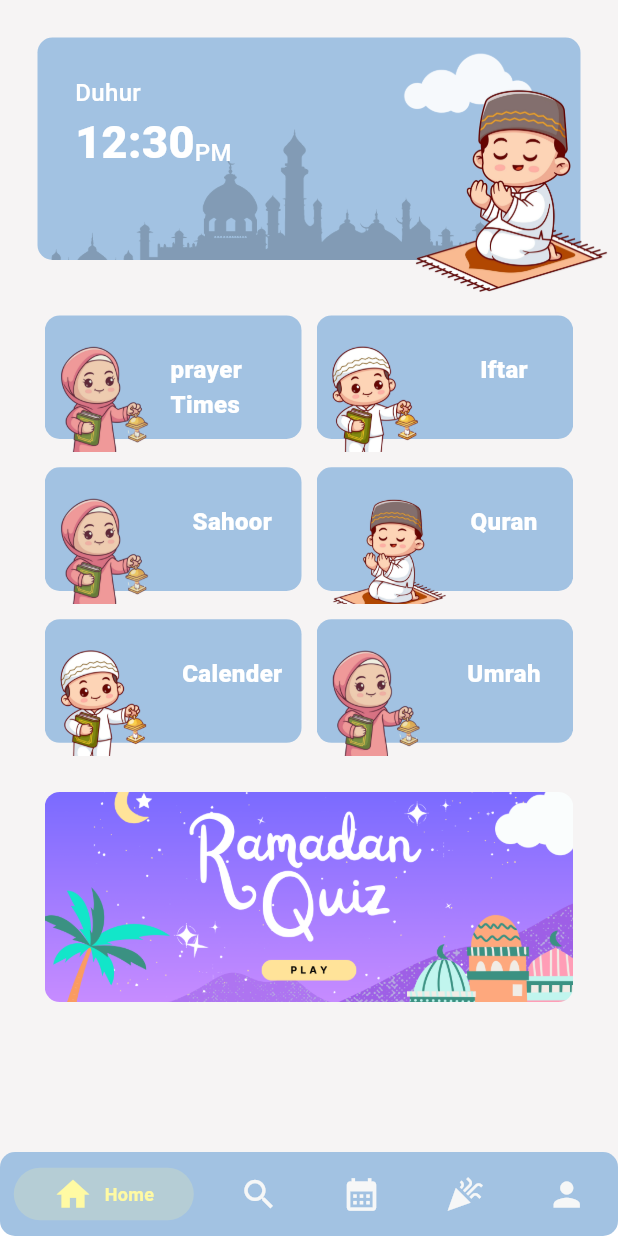
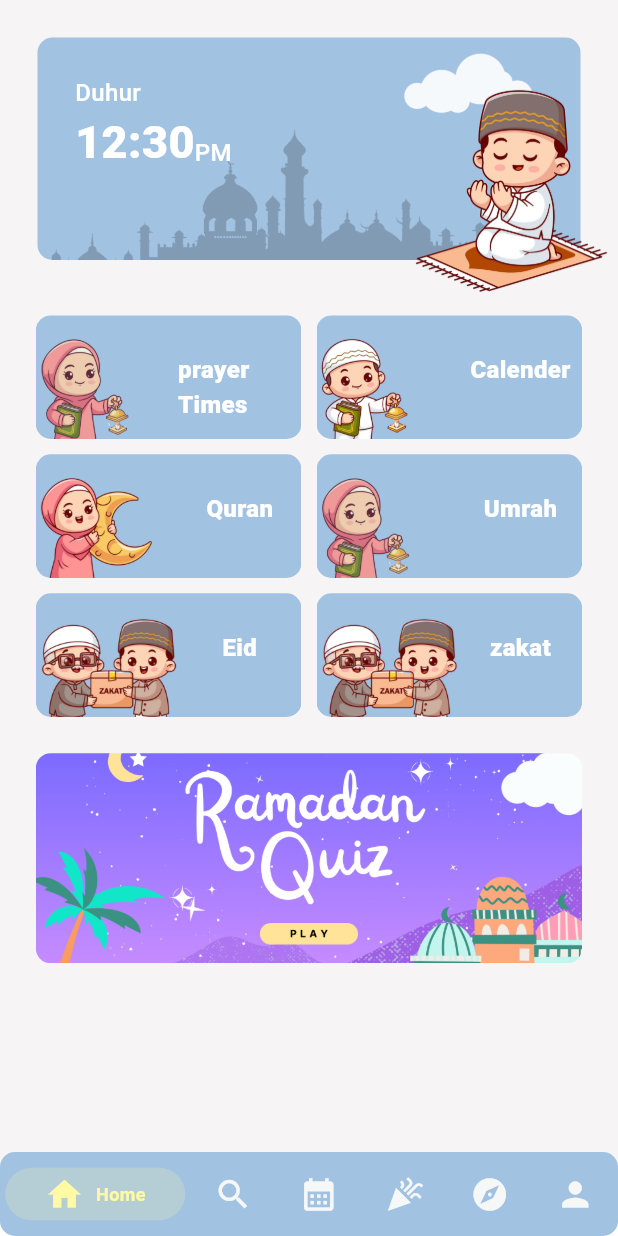
Before and after one commit to Tasneem-Zaareer/ramadan_guide_app, a Flutter app: the screen it shows after launch, after a tap on "Skip", on a phone screen of 412 x 824 dp. Run offline on Flutter 3.47's test engine with Material 3 defaults, Android fonts, the light colour scheme and no system bars; drawn by our look-alikes of persistent_bottom_nav_bar; our stand-ins replace easy_localization, flutter_screenutil; Roboto replaces fonts that are missing (SF Pro Display).

Commit message:
edit categories & nav bar

```diff
--- a/lib/core/constants/app_images.dart
+++ b/lib/core/constants/app_images.dart
@@ -23,4 +23,5 @@ class AppImages {
   static const String umrah = 'assets/images/umrah.png';
   static const String helloRamadan = 'assets/images/helloRamadan.png';
   static const String cloud = 'assets/images/cloud.png';
+  static const String zakat = 'assets/images/zakat.png';
 }
--- a/lib/features/bottom_nav_bar/bottom_nav_bar.dart
+++ b/lib/features/bottom_nav_bar/bottom_nav_bar.dart
@@ -15,6 +15,7 @@ class BottomNavBar extends StatelessWidget {
       const Center(child: Text("Search Page")),
       const Center(child: Text("Calender Page")),
       const Center(child: Text("Eid Page")),
+      const Center(child: Text("Qibla Page")),
       const Center(child: Text("Profile Page")),
     ];
   }
@@ -42,6 +43,12 @@ class BottomNavBar extends StatelessWidget {
       PersistentBottomNavBarItem(
         icon: const Icon(Icons.celebration),
         title: (tr('eid')),
+        activeColorPrimary: Theme.of(context).colorScheme.tertiary,
+        inactiveColorPrimary: Theme.of(context).colorScheme.tertiaryContainer,
+      ),
+      PersistentBottomNavBarItem(
+        icon: const Icon(Icons.explore),
+        title: (tr('qibla')),
         activeColorPrimary: Theme.of(context).colorScheme.tertiary,
         inactiveColorPrimary: Theme.of(context).colorScheme.tertiaryContainer,
       ),
--- a/lib/features/home/views/widgets/categories_gridview_widget.dart
+++ b/lib/features/home/views/widgets/categories_gridview_widget.dart
@@ -9,7 +9,9 @@ import 'category_widget.dart';
 class CategoriesGridviewWidget extends StatelessWidget {
   const CategoriesGridviewWidget({super.key});
 
-  static final List<Map<String, dynamic>> categoriesList = [
+  @override
+  Widget build(BuildContext context) {
+    final List<Map<String, dynamic>> categoriesList = [
       {
         'title': tr('prayer Times'),
         'image': AppImages.girlWithLantern,
@@ -17,28 +19,28 @@ class CategoriesGridviewWidget extends StatelessWidget {
         'color': Colors.amber.shade100
       },
       {
-      'title': tr('iftar'),
-      'image': AppImages.boyWithLantern,
-      'view': const PrayerTimeView(),
-      'color': Colors.deepPurple.shade100
-    },
-    {
-      'title': tr('sahoor'),
-      'image': AppImages.girlWithLantern,
-      'view': const PrayerTimeView(),
-      'color': Colors.brown.shade100
-    },
-    {
-      'title': tr('quran'),
-      'image': AppImages.boyPray,
-      'view': const PrayerTimeView(),
-      'color': Colors.blue.shade100
-    },
-    {
         'title': tr('calender'),
         'image': AppImages.boyWithLantern,
         'view': const PrayerTimeView(),
         'color': Colors.redAccent.shade100
+      },
+      // {
+      //   'title': tr('iftar'),
+      //   'image': AppImages.boyWithLantern,
+      //   'view': const PrayerTimeView(),
+      //   'color': Colors.deepPurple.shade100
+      // },
+      // {
+      //   'title': tr('sahoor'),
+      //   'image': AppImages.girlWithLantern,
+      //   'view': const PrayerTimeView(),
+      //   'color': Colors.brown.shade100
+      // },
+      {
+        'title': tr('quran'),
+        'image': AppImages.girlWithMoon,
+        'view': const PrayerTimeView(),
+        'color': Colors.blue.shade100
       },
       {
         'title': tr('umrah'),
@@ -46,19 +48,29 @@ class CategoriesGridviewWidget extends StatelessWidget {
         'view': const PrayerTimeView(),
         'color': Colors.greenAccent.shade100
       },
+      {
+        'title': tr('Eid'),
+        'image': AppImages.zakat,
+        'view': const PrayerTimeView(),
+        'color': Colors.greenAccent.shade100
+      },
+      {
+        'title': tr('zakat'),
+        'image': AppImages.zakat,
+        'view': const PrayerTimeView(),
+        'color': Colors.greenAccent.shade100
+      },
     ];
-  @override
-  Widget build(BuildContext context) {
     return GridView.builder(
       shrinkWrap: true,
       physics: const NeverScrollableScrollPhysics(),
       itemCount: categoriesList.length,
-      padding: EdgeInsets.symmetric(horizontal: 25.h, vertical: 10.h),
+      padding: EdgeInsets.symmetric(horizontal: 20.h, vertical: 10.h),
       gridDelegate: const SliverGridDelegateWithFixedCrossAxisCount(
         mainAxisSpacing: 10,
         crossAxisSpacing: 10,
         crossAxisCount: 2,
-        childAspectRatio: 3 / 1.6,
+        childAspectRatio: 3 / 1.4,
       ),
       itemBuilder: (context, index) => Category(
         categoryName: categoriesList[index]['title'],
--- a/lib/features/home/views/widgets/category_widget.dart
+++ b/lib/features/home/views/widgets/category_widget.dart
@@ -29,15 +29,15 @@ class Category extends StatelessWidget {
             ),
           ),
           Positioned(
-            top: 20,
-            left: 10,
+            top: 15,
+            left: 3,
             child: Image.asset(
               categoryImage,
               height: MediaQuery.of(context).size.height * 0.1,
             ),
           ),
           Positioned(
-            right: 5,
+            right: 0,
             top: 25,
             child: Container(
               width: MediaQuery.of(context).size.height * 0.1,
@@ -46,7 +46,7 @@ class Category extends StatelessWidget {
                   text: categoryName,
                   color: Theme.of(context).colorScheme.onPrimary,
                   fontSize: 16,
-                  fontWeight: FontWeight.w900,
+                  fontWeight: FontWeight.w800,
                 ),
               ),
             ),
--- a/lib/features/home/views/widgets/quiz_widget.dart
+++ b/lib/features/home/views/widgets/quiz_widget.dart
@@ -9,7 +9,7 @@ class QuizWidget extends StatelessWidget {
   @override
   Widget build(BuildContext context) {
     return Padding(
-      padding: EdgeInsets.symmetric(horizontal: 25.h, vertical: 10.h),
+      padding: EdgeInsets.symmetric(horizontal: 20.h, vertical: 10.h),
       child: GestureDetector(
         onTap: () => {
           Navigator.push(
```
Also changed, not shown: assets/images/zakat.png (added). Lines whose indentation alone changed are shown as unchanged.
